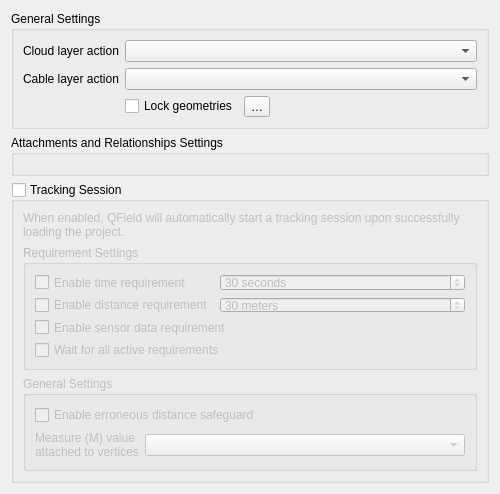
This is qfieldsync/ui/map_layer_config_widget.ui in opengisch/qfieldsync as Qt 5 draws it before an edit. The edited form follows.
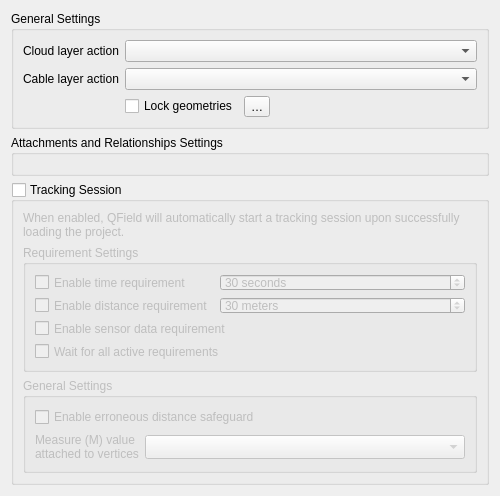
This is the edited form. Custom widgets are drawn as their Qt base class.

Commit message: Insure combobox won't require too much horizontal space

The edit to the form file:
```diff
--- a/qfieldsync/ui/map_layer_config_widget.ui
+++ b/qfieldsync/ui/map_layer_config_widget.ui
@@ -242,6 +242,9 @@
               <verstretch>0</verstretch>
              </sizepolicy>
             </property>
+            <property name="sizeAdjustPolicy">
+             <enum>QComboBox::AdjustToMinimumContentsLengthWithIcon</enum>
+            </property>
            </widget>
           </item>
          </layout>
```
